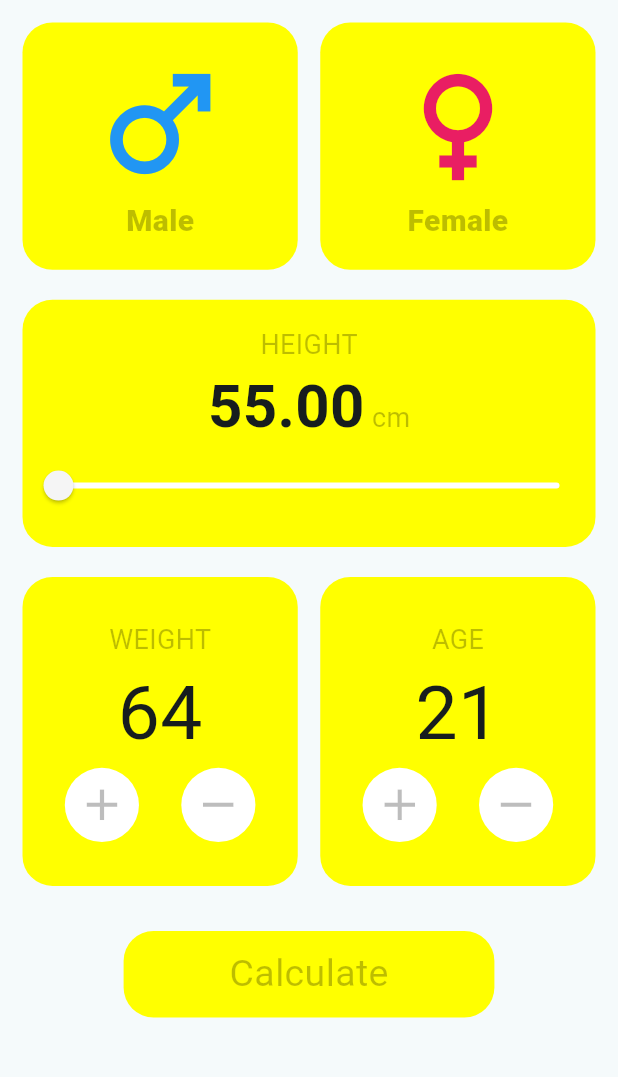
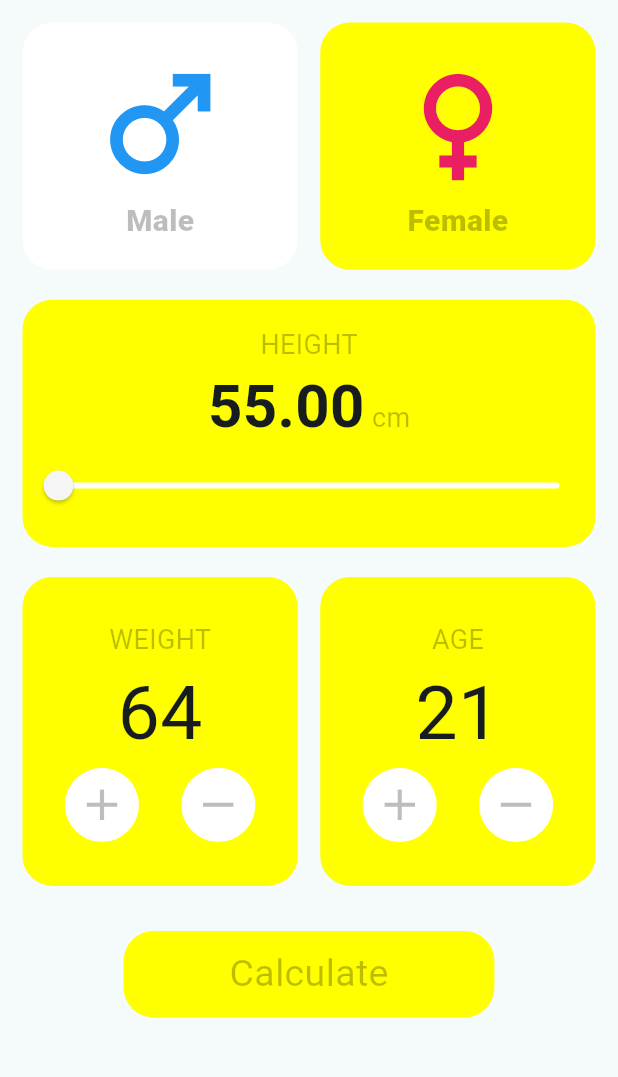
Before and after one commit to Ratndeep1999/bmi_calculator, a Flutter app: the screen it shows after launch, on a phone screen of 412 x 824 dp, the part 84-1161 px from its top. Run offline on Flutter 3.47's test engine with Material 3 defaults, Android fonts, the phone set to English and light mode, and no system bars.

Commit message:
bmi_calculator_page.dart : male anf female section (container, icons, text) added, Height section (Text.rich, Text and slider) added, weight Container(Text, weight, buttons) and age Container(Text, age, buttons) both section added, calculate bmi button to calculate bmi added, logic add in male,and femal

```diff
--- a/lib/bmi_calculator_page.dart
+++ b/lib/bmi_calculator_page.dart
@@ -9,10 +9,9 @@ class BmiCalculatorPage extends StatefulWidget {
 
 class _BmiCalculatorPageState extends State<BmiCalculatorPage> {
   double _height = 55;
-
   int _weight = 64;
-
   int _age = 21;
+  int _gender = 1 ;  // for male = 1 and female = 2
 
   @override
   Widget build(BuildContext context) {
@@ -35,12 +34,20 @@ class _BmiCalculatorPageState extends State<BmiCalculatorPage> {
                 children: [
                   // Male container
                   Expanded(
+                    child: InkWell(
+                      onTap: () {
+                        setState(() {
+                          _gender = 1 ;
+                        });
+                      },
                       child: Container(
                         height: MediaQuery.of(context).size.height * 0.20,
                         width: MediaQuery.of(context).size.width * 0.10,
                         decoration: BoxDecoration(
                           borderRadius: BorderRadius.circular(20),
-                        color: Colors.yellowAccent,
+
+                          // gender male
+                          color: _gender == 1 ? Colors.white : Colors.yellowAccent,
                         ),
                         child: Column(
                           mainAxisAlignment: MainAxisAlignment.center,
@@ -62,17 +69,24 @@ class _BmiCalculatorPageState extends State<BmiCalculatorPage> {
                         ),
                       ),
                     ),
+                  ),
 
                   SizedBox(width: 15),
 
                   // Female container
                   Expanded(
+                    child: InkWell(
+                      onTap: () {
+                        setState(() {
+                          _gender = 2 ;
+                        });
+                      },
                       child: Container(
                         height: MediaQuery.of(context).size.height * 0.20,
                         width: MediaQuery.of(context).size.width * 0.10,
                         decoration: BoxDecoration(
                           borderRadius: BorderRadius.circular(20),
-                        color: Colors.yellowAccent,
+                          color: _gender == 2 ? Colors.white : Colors.yellowAccent,
                         ),
                         child: Column(
                           mainAxisAlignment: MainAxisAlignment.center,
@@ -91,6 +105,7 @@ class _BmiCalculatorPageState extends State<BmiCalculatorPage> {
                               ),
                             ),
                           ],
+                        ),
                       ),
                     ),
                   ),
@@ -168,6 +183,7 @@ class _BmiCalculatorPageState extends State<BmiCalculatorPage> {
               // Row for Weight and Age
               Row(
                 children: [
+
                   // Weight Section
                   Expanded(
                     child: Container(
```
Lines whose indentation alone changed are shown as unchanged.
